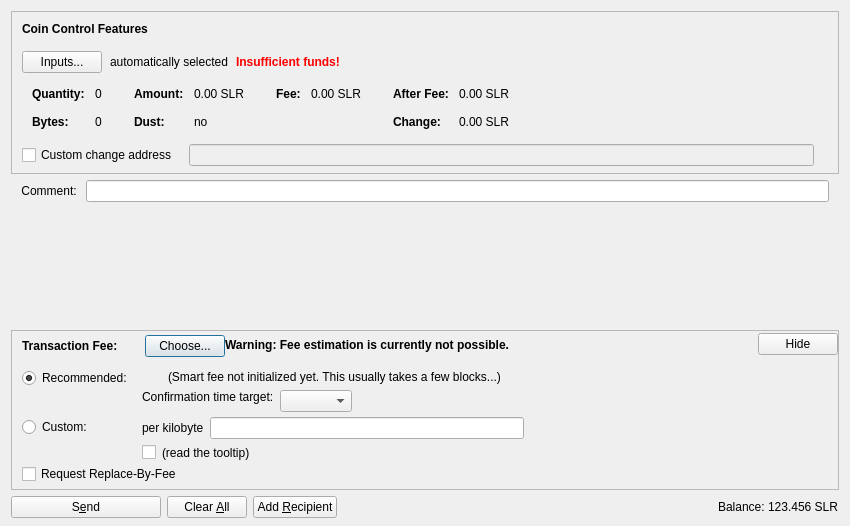
This is src/qt/forms/sendcoinsdialog.ui in onsightit/solarcoin as Qt 5 draws it before an edit. The edited form follows.
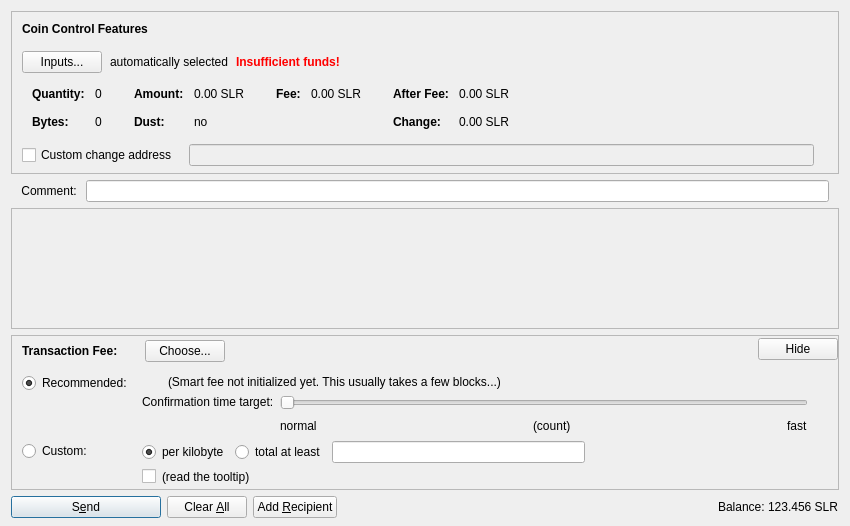
This is the edited form. Icons and pictures are not drawn. Custom widgets are drawn as their Qt base class.

Diff of the .ui file:
```diff
--- a/src/qt/forms/sendcoinsdialog.ui
+++ b/src/qt/forms/sendcoinsdialog.ui
@@ -624,9 +624,6 @@
    </item>
    <item>
     <widget class="QScrollArea" name="scrollArea">
-     <property name="frameShape">
-      <enum>QFrame::NoFrame</enum>
-     </property>
      <property name="widgetResizable">
       <bool>true</bool>
      </property>
@@ -635,11 +632,11 @@
        <rect>
         <x>0</x>
         <y>0</y>
-        <width>1006</width>
-        <height>69</height>
+        <width>830</width>
+        <height>104</height>
        </rect>
       </property>
-      <layout class="QVBoxLayout" name="verticalLayout_2">
+      <layout class="QVBoxLayout" name="verticalLayout_2" stretch="0,1">
        <property name="leftMargin">
         <number>0</number>
        </property>
@@ -659,6 +656,19 @@
          </property>
         </layout>
        </item>
+       <item>
+        <spacer name="verticalSpacer">
+         <property name="orientation">
+          <enum>Qt::Vertical</enum>
+         </property>
+         <property name="sizeHint" stdset="0">
+          <size>
+           <width>20</width>
+           <height>40</height>
+          </size>
+         </property>
+        </spacer>
+       </item>
       </layout>
      </widget>
     </widget>
@@ -794,33 +804,11 @@
             </item>
            </layout>
           </item>
-          <item>
-           <widget class="QLabel" name="fallbackFeeWarningLabel">
-            <property name="toolTip">
-             <string>Using the fallbackfee can result in sending a transaction that will take several hours or days (or never) to confirm. Consider choosing your fee manually or wait until you have validated the complete chain.</string>
-            </property>
-            <property name="font">
-            <font>
-                <weight>75</weight>
-                <bold>true</bold>
-            </font>
-            </property>
-            <property name="text">
-             <string>Warning: Fee estimation is currently not possible.</string>
-            </property>
-            <property name="wordWrap">
-             <bool>false</bool>
-            </property>
-           </widget>
-          </item>
           <item>
            <spacer name="horizontalSpacer_4">
             <property name="orientation">
              <enum>Qt::Horizontal</enum>
             </property>
-            <property name="sizeType">
-             <enum>QSizePolicy::MinimumExpanding</enum>
-            </property>
             <property name="sizeHint" stdset="0">
              <size>
               <width>40</width>
@@ -881,13 +869,32 @@
                <item>
                 <layout class="QHBoxLayout" name="horizontalLayoutFee13">
                  <item>
-                  <widget class="QLabel" name="labelCustomPerKilobyte">
+                  <widget class="QRadioButton" name="radioCustomPerKilobyte">
                    <property name="toolTip">
                     <string>If the custom fee is set to 1000 satoshis and the transaction is only 250 bytes, then &quot;per kilobyte&quot; only pays 250 satoshis in fee, while &quot;total at least&quot; pays 1000 satoshis. For transactions bigger than a kilobyte both pay by kilobyte.</string>
                    </property>
                    <property name="text">
                     <string>per kilobyte</string>
                    </property>
+                   <property name="checked">
+                    <bool>true</bool>
+                   </property>
+                   <attribute name="buttonGroup">
+                    <string notr="true">groupCustomFee</string>
+                   </attribute>
+                  </widget>
+                 </item>
+                 <item>
+                  <widget class="QRadioButton" name="radioCustomAtLeast">
+                   <property name="toolTip">
+                    <string>If the custom fee is set to 1000 satoshis and the transaction is only 250 bytes, then &quot;per kilobyte&quot; only pays 250 satoshis in fee, while &quot;total at least&quot; pays 1000 satoshis. For transactions bigger than a kilobyte both pay by kilobyte.</string>
+                   </property>
+                   <property name="text">
+                    <string>total at least</string>
+                   </property>
+                   <attribute name="buttonGroup">
+                    <string notr="true">groupCustomFee</string>
+                   </attribute>
                   </widget>
                  </item>
                  <item>
@@ -1097,15 +1104,44 @@
                     <number>30</number>
                    </property>
                    <item>
-                    <layout class="QHBoxLayout" name="horizontalLayoutConfTarget">
-                     <property name="bottomMargin">
+                    <widget class="QSlider" name="sliderSmartFee">
+                     <property name="minimum">
                       <number>0</number>
                      </property>
+                     <property name="maximum">
+                      <number>23</number>
+                     </property>
+                     <property name="pageStep">
+                      <number>1</number>
+                     </property>
+                     <property name="value">
+                      <number>0</number>
+                     </property>
+                     <property name="orientation">
+                      <enum>Qt::Horizontal</enum>
+                     </property>
+                     <property name="invertedAppearance">
+                      <bool>false</bool>
+                     </property>
+                     <property name="invertedControls">
+                      <bool>false</bool>
+                     </property>
+                     <property name="tickPosition">
+                      <enum>QSlider::NoTicks</enum>
+                     </property>
+                    </widget>
+                   </item>
+                   <item>
+                    <layout class="QHBoxLayout" name="horizontalLayoutFee10">
                      <item>
-                      <widget class="QComboBox" name="confTargetSelector"/>
+                      <widget class="QLabel" name="labelSmartFeeNormal">
+                       <property name="text">
+                        <string>normal</string>
+                       </property>
+                      </widget>
                      </item>
                      <item>
-                      <spacer name="horizontalSpacerConfTarget">
+                      <spacer name="horizontalSpacer_7">
                        <property name="orientation">
                         <enum>Qt::Horizontal</enum>
                        </property>
@@ -1117,6 +1153,33 @@
                        </property>
                       </spacer>
                      </item>
+                     <item>
+                      <widget class="QLabel" name="confirmationTargetLabel">
+                       <property name="text">
+                        <string notr="true">(count)</string>
+                       </property>
+                      </widget>
+                     </item>
+                     <item>
+                      <spacer name="horizontalSpacer_3">
+                       <property name="orientation">
+                        <enum>Qt::Horizontal</enum>
+                       </property>
+                       <property name="sizeHint" stdset="0">
+                        <size>
+                         <width>40</width>
+                         <height>20</height>
+                        </size>
+                       </property>
+                      </spacer>
+                     </item>
+                     <item>
+                      <widget class="QLabel" name="labelSmartFeeFast">
+                       <property name="text">
+                        <string>fast</string>
+                       </property>
+                      </widget>
+                     </item>
                     </layout>
                    </item>
                   </layout>
@@ -1140,16 +1203,6 @@
              </item>
             </layout>
            </item>
-           <item>
-            <widget class="QCheckBox" name="optInRBF">
-             <property name="text">
-              <string>Request Replace-By-Fee</string>
-             </property>
-             <property name="toolTip">
-              <string>Indicates that the sender may wish to replace this transaction with a new one paying higher fees (prior to being confirmed).</string>
-             </property>
-            </widget>
-           </item>
           </layout>
          </widget>
         </item>
@@ -1160,8 +1213,8 @@
           </property>
           <property name="sizeHint" stdset="0">
            <size>
-            <width>40</width>
-            <height>5</height>
+            <width>800</width>
+            <height>1</height>
            </size>
           </property>
          </spacer>
@@ -1195,7 +1248,7 @@
         <bool>false</bool>
        </property>
        <property name="default">
-        <bool>false</bool>
+        <bool>true</bool>
        </property>
       </widget>
      </item>
```
Left out of the diff: 7 changed lines with no effect on the pictures.
